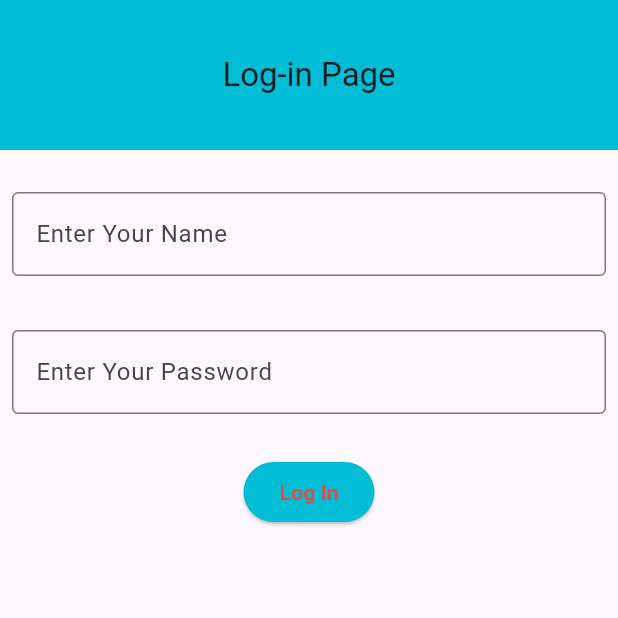
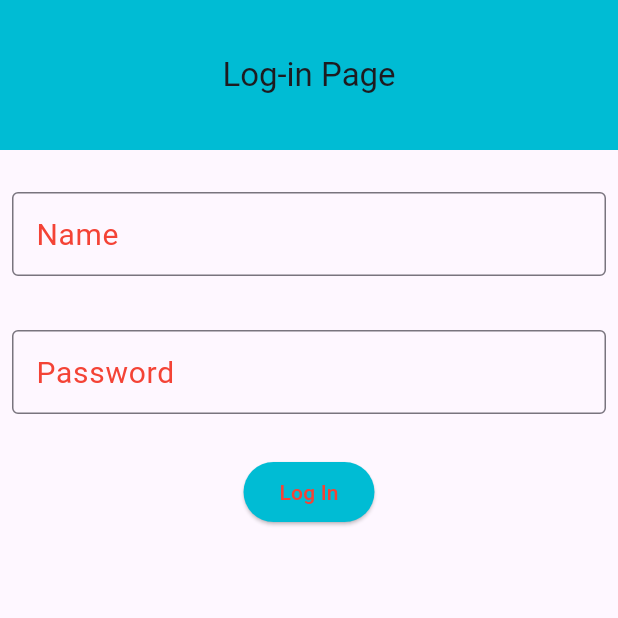
Before and after one commit to osmangonikhan247/new_project, a Flutter app: the screen it shows after launch, on a phone screen of 412 x 824 dp, the top half of it. Run offline on Flutter 3.47's test engine with Material 3 defaults, Android fonts, the phone set to English and light mode, and no system bars.

Commit message:
updated code

```diff
--- a/lib/log_in_page.dart
+++ b/lib/log_in_page.dart
@@ -22,7 +22,13 @@ class login extends StatelessWidget {
             Padding(
               padding: const EdgeInsets.all(8.0),
               child: TextField(
+                keyboardType: TextInputType.text,
                 decoration: InputDecoration(
+                  labelText: 'Name',
+                    labelStyle: TextStyle(
+                      color: Colors.red,
+                      fontSize: 20
+                    ),
                     hintText: 'Enter Your Name',
                     border: OutlineInputBorder()
                 ),
@@ -34,7 +40,14 @@ class login extends StatelessWidget {
             Padding(
               padding: const EdgeInsets.all(8.0),
               child: TextField(
+                obscureText: true,
+
                 decoration: InputDecoration(
+                  labelText: 'Password',
+                    labelStyle: TextStyle(
+                        color: Colors.red,
+                        fontSize: 20
+                    ),
                     hintText: 'Enter Your Password',
                     border: OutlineInputBorder()
                 ),
```
